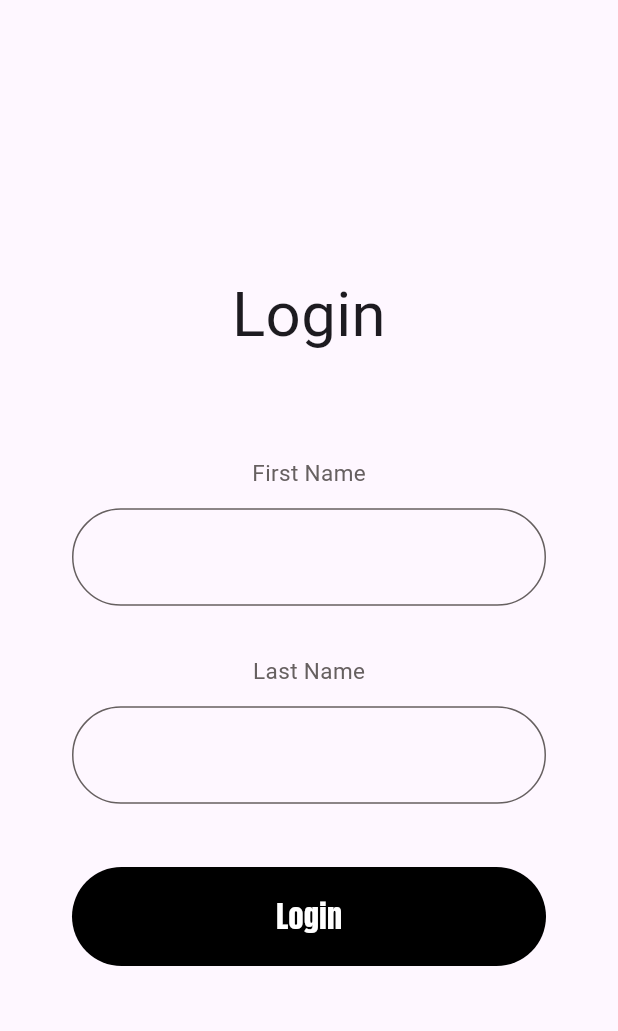
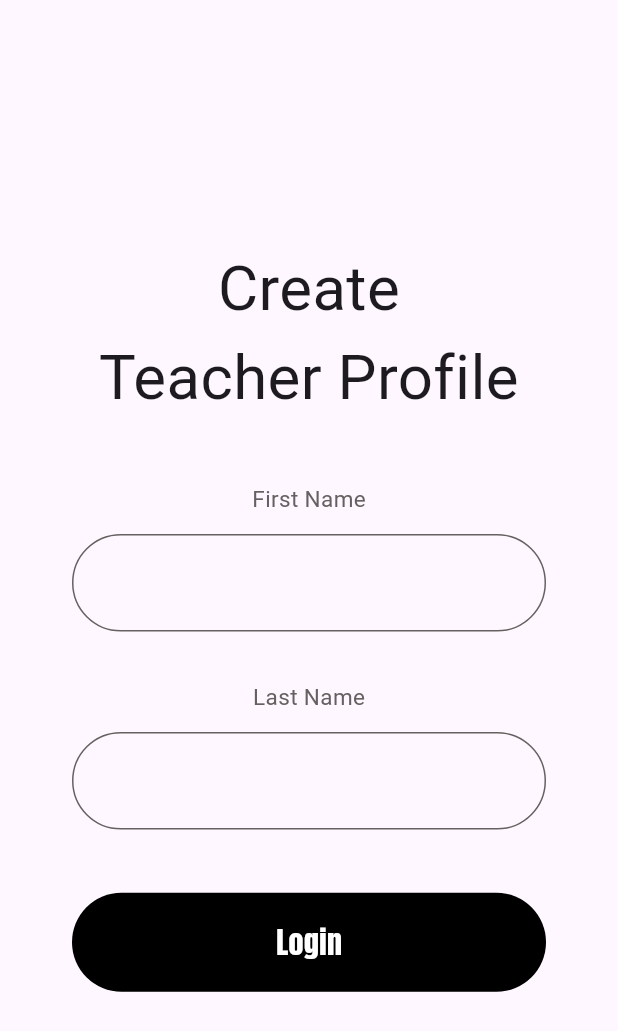
Before and after one commit to PraveenAththanayake/Aristo, a Flutter app: the TeacherProfileScreen screen opened directly, on a phone screen of 412 x 824 dp. Shown: the top 1031 px of the screen. Run offline on Flutter 3.47's test engine with Material 3 defaults, Android fonts, the phone set to English and light mode, and no system bars; our stand-ins replace google_fonts.

Commit message:
feat: MVVM for Login Screen

```diff
--- /dev/null
+++ b/lib/models/login_model.dart
@@ -0,0 +1,6 @@
+class LoginModel {
+  String? phoneNumber;
+  String? password;
+
+  LoginModel({this.phoneNumber, this.password});
+}
--- a/lib/screens/TeacherProfileCreateScreen.dart
+++ b/lib/screens/TeacherProfileCreateScreen.dart
@@ -20,12 +20,11 @@ class TeacherProfileScreen extends StatelessWidget {
           child: Padding(
             padding: EdgeInsets.all(padding),
             child: Column(
-              mainAxisAlignment: MainAxisAlignment.center,
               children: [
                 if (MediaQuery.of(context).viewInsets.bottom > 0)
                   const SizedBox(height: 20),
-                const ScreenHeaderText('Login'),
-                SizedBox(height: screenHeight * 0.08),
+                const ScreenHeaderText('Create\nTeacher Profile'),
+                SizedBox(height: screenHeight * 0.05),
                 const Form(
                   child: Column(
                     children: [
--- /dev/null
+++ b/lib/view_models/login_viewmodel.dart
@@ -0,0 +1,26 @@
+// ignore_for_file: avoid_print
+
+import 'package:flutter/material.dart';
+import '../models/login_model.dart';
+
+class LoginViewModel extends ChangeNotifier {
+  final LoginModel _loginModel = LoginModel();
+
+  String? get phoneNumber => _loginModel.phoneNumber;
+  String? get password => _loginModel.password;
+
+  void setPhoneNumber(String phoneNumber) {
+    _loginModel.phoneNumber = phoneNumber;
+    notifyListeners();
+  }
+
+  void setPassword(String password) {
+    _loginModel.password = password;
+    notifyListeners();
+  }
+
+  void login() {
+    print('Phone Number: ${_loginModel.phoneNumber}');
+    print('Password: ${_loginModel.password}');
+  }
+}
--- a/pubspec.yaml
+++ b/pubspec.yaml
@@ -36,6 +36,7 @@ dependencies:
   # Use with the CupertinoIcons class for iOS style icons.
   cupertino_icons: ^1.0.6
   google_fonts: ^6.2.1
+  provider: ^6.1.2
 
 dev_dependencies:
   flutter_test:
```
Also changed, not shown: lib/main.dart (+14 -12 lines), lib/screens/LoginScreen.dart (+26 -9 lines), pubspec.lock.
